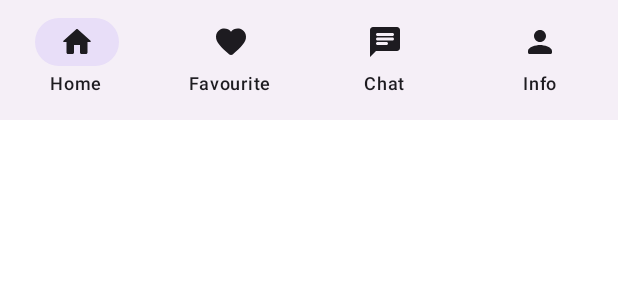
After one commit to nrrri/PawsAndPurrApp, an Android app built with Jetpack Compose: the @Preview function BottomNavigationBar, on a phone screen of 412 x 824 dp. The commit adds this screen. Shown: the top 300 px of the screen. Run offline under Robolectric (Android 15) with nearby library versions, the phone set to English and light mode, and no system bars.

Commit message:
added Nav bar

```diff
--- a/build.gradle.kts
+++ b/build.gradle.kts
@@ -66,4 +66,10 @@ dependencies {
     androidTestImplementation(libs.androidx.ui.test.junit4)
     debugImplementation(libs.androidx.ui.tooling)
     debugImplementation(libs.androidx.ui.test.manifest)
+
+    // system UI Controller
+    implementation("com.google.accompanist:accompanist-systemuicontroller:0.35.1-alpha")
+
+    // Extended Icons
+    implementation("androidx.compose.material:material-icons-extended:1.6.8")
 }
--- /dev/null
+++ b/src/main/java/com/example/pawsandpurr/BottomNavigation.kt
@@ -0,0 +1,8 @@
+package com.example.pawsandpurr
+
+import androidx.compose.ui.graphics.vector.ImageVector
+
+data class BottomNavigation(
+    val title: String,
+    val icon: ImageVector
+)
--- /dev/null
+++ b/src/main/java/com/example/pawsandpurr/BottomNavigationBar.kt
@@ -0,0 +1,66 @@
+package com.example.pawsandpurr
+
+import androidx.compose.foundation.background
+import androidx.compose.foundation.layout.Row
+import androidx.compose.material.icons.Icons
+import androidx.compose.material.icons.rounded.Chat
+import androidx.compose.material.icons.rounded.Favorite
+import androidx.compose.material.icons.rounded.Home
+import androidx.compose.material.icons.rounded.Person
+import androidx.compose.material3.Icon
+import androidx.compose.material3.MaterialTheme
+import androidx.compose.material3.NavigationBar
+import androidx.compose.material3.NavigationBarItem
+import androidx.compose.material3.Text
+import androidx.compose.runtime.Composable
+import androidx.compose.ui.Modifier
+import androidx.compose.ui.tooling.preview.Preview
+
+val items = listOf(
+    BottomNavigation(
+        title = "Home",
+        icon = Icons.Rounded.Home
+    ),
+    BottomNavigation(
+        title = "Favourite",
+        icon = Icons.Rounded.Favorite
+    ),
+    BottomNavigation(
+        title = "Chat",
+        icon = Icons.Rounded.Chat
+    ),
+    BottomNavigation(
+        title = "Info",
+        icon = Icons.Rounded.Person
+    ),
+
+)
+
+@Preview
+@Composable
+fun BottomNavigationBar() {
+    val myTheme = MaterialTheme.colorScheme
+    NavigationBar {
+        Row(
+            modifier = Modifier
+                .background(myTheme.inverseOnSurface)
+        ) {
+            items.forEachIndexed() { index, item ->
+                NavigationBarItem(selected = index == 0,
+                    onClick = { /*TODO*/ },
+                    icon = {
+                        Icon(
+                            imageVector = item.icon,
+                            contentDescription = item.title,
+                            tint = myTheme.onBackground
+                        )
+                    },
+                    label = {
+                        Text(
+                            text = item.title,
+                            color = myTheme.onBackground)
+                    })
+            }
+        }
+    }
+}
```
Also changed, not shown: src/main/java/com/example/pawsandpurr/MainActivity.kt (+46 -2 lines).
